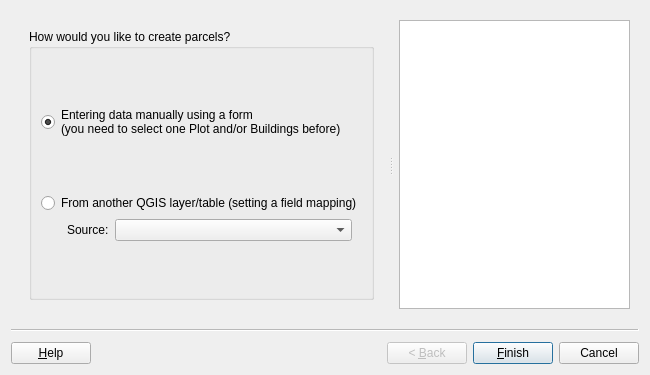
First picture: the form in asistente_ladm_col/ui/wiz_create_parcel_cadastre.ui, repository SwissTierrasColombia/Asistente-LADM-COL, before the edit.
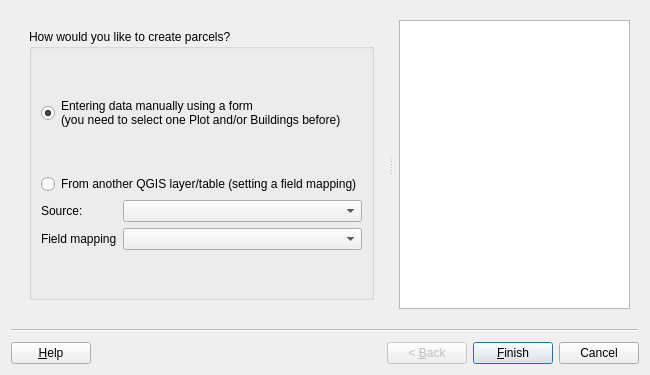
Second picture: the form after the edit. Custom widgets are drawn as their Qt base class.

Commit message: Replicate the function of save and load fields mapping in all wizard of the aplication

Diff of the .ui file:
```diff
--- a/asistente_ladm_col/ui/wiz_create_parcel_cadastre.ui
+++ b/asistente_ladm_col/ui/wiz_create_parcel_cadastre.ui
@@ -97,14 +97,8 @@
             </widget>
            </item>
            <item row="4" column="0">
-            <layout class="QHBoxLayout" name="horizontalLayout_3">
-             <property name="leftMargin">
-              <number>26</number>
-             </property>
-             <property name="rightMargin">
-              <number>10</number>
-             </property>
-             <item>
+            <layout class="QGridLayout" name="gridLayout_2">
+             <item row="0" column="0">
               <widget class="QLabel" name="lbl_refactor_source">
                <property name="sizePolicy">
                 <sizepolicy hsizetype="Preferred" vsizetype="Preferred">
@@ -117,7 +111,7 @@
                </property>
               </widget>
              </item>
-             <item>
+             <item row="0" column="1">
               <widget class="QgsMapLayerComboBox" name="mMapLayerComboBox">
                <property name="sizePolicy">
                 <sizepolicy hsizetype="Expanding" vsizetype="Fixed">
@@ -139,6 +133,16 @@
                </property>
               </widget>
              </item>
+             <item row="1" column="0">
+              <widget class="QLabel" name="lbl_field_mapping">
+               <property name="text">
+                <string>Field mapping</string>
+               </property>
+              </widget>
+             </item>
+             <item row="1" column="1">
+              <widget class="QComboBox" name="cbo_mapping"/>
+             </item>
             </layout>
            </item>
            <item row="5" column="0">
```
Left out of the diff: 6 changed lines with no effect on the pictures. The commit also changes 28 other files.
